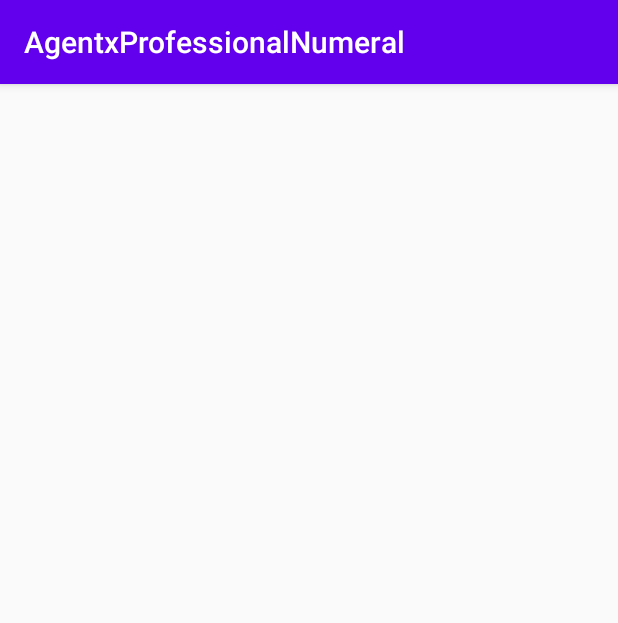
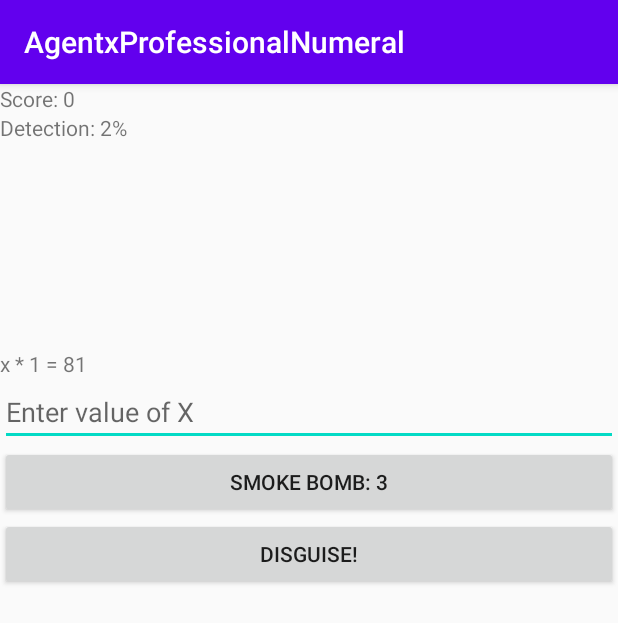
Before and after one commit to ShaneRing11/AgentxProfessionalNumeral, an Android app: the GameActivity screen opened directly, with no data from a screen before it, on a phone screen of 412 x 824 dp. Shown: the top 623 px of the screen. Run offline under Robolectric (Android 15) with nearby library versions, the phone set to English and light mode, and no system bars.

Commit message:
Make game playable Make game save state between rotations

```diff
--- a/app/src/main/java/au/edu/jcu/cp3406/agentxprofessionalnumeral/Game/Question.java
+++ b/app/src/main/java/au/edu/jcu/cp3406/agentxprofessionalnumeral/Game/Question.java
@@ -1,4 +1,8 @@
 package au.edu.jcu.cp3406.agentxprofessionalnumeral.Game;
+
+import android.util.Log;
+
+import java.util.Arrays;
 
 public class Question {
 
@@ -13,6 +17,7 @@ public class Question {
                     boolean hasMultiplication, boolean hasDivision) {
         this.numbers = numbers;
         this.operations = operations;
+        Log.i("Question", Arrays.toString(operations));
         this.result = result;
         this.missingValue = missingValue;
         this.hasMultiplication = hasMultiplication;
--- a/app/src/main/java/au/edu/jcu/cp3406/agentxprofessionalnumeral/GameActivity.java
+++ b/app/src/main/java/au/edu/jcu/cp3406/agentxprofessionalnumeral/GameActivity.java
@@ -1,18 +1,60 @@
 package au.edu.jcu.cp3406.agentxprofessionalnumeral;
 
 import androidx.appcompat.app.AppCompatActivity;
+import androidx.fragment.app.FragmentManager;
 
 import android.os.Bundle;
+import android.util.Log;
 
-import au.edu.jcu.cp3406.agentxprofessionalnumeral.Game.Difficulty;
-
-public class GameActivity extends AppCompatActivity {
+public class GameActivity extends AppCompatActivity implements StateListener {
 
     public static final String EXTRA_DIFFICULTY = "MEDIUM";
+
+    private StatusFragment statusFragment;
+    private GameFragment gameFragment;
+    //TODO move questionBuilder into this activity?
 
     @Override
     protected void onCreate(Bundle savedInstanceState) {
         super.onCreate(savedInstanceState);
         setContentView(R.layout.activity_game);
+        FragmentManager fragmentManager = getSupportFragmentManager();
+        statusFragment = (StatusFragment) fragmentManager.findFragmentById(R.id.statusFragment);
+        gameFragment = (GameFragment) fragmentManager.findFragmentById(R.id.gameFragment);
+        if (savedInstanceState == null) {
+            assert gameFragment != null;
+            gameFragment.showNextQuestion();
+            statusFragment.startTicking();
+        }
+    }
+
+    @Override
+    public void onUpdate(State state) {
+        switch (state) {
+            case CORRECT_GUESS:
+                statusFragment.updateScore(gameFragment.updateScore(statusFragment.getTimeBonus()));
+                gameFragment.showNextQuestion();
+                statusFragment.resetTimeBonus();
+                break;
+            case INCORRECT_GUESS:
+                if (gameFragment.getIncorrectGuesses() == 3) {
+                    gameFragment.showNextQuestion();
+                    statusFragment.resetTimeBonus();
+                }
+                statusFragment.updateDetection(10);
+                break;
+            case BOMB_THROWN:
+                gameFragment.showNextQuestion();
+                statusFragment.updateDetection(5);
+                statusFragment.resetTimeBonus();
+                break;
+            case GAME_OVER:
+                gameFragment.clear();
+                // TODO add buttons to submit score/view scores/new game/etc.
+                break;
+            case NEW_GAME:
+                // Reset game
+                break;
+        }
     }
 }
--- a/app/src/main/java/au/edu/jcu/cp3406/agentxprofessionalnumeral/MainActivity.java
+++ b/app/src/main/java/au/edu/jcu/cp3406/agentxprofessionalnumeral/MainActivity.java
@@ -45,7 +45,7 @@ public class MainActivity extends AppCompatActivity {
                 intent = new Intent(this, GameActivity.class);
                 intent.putExtra("playSound", playSound);
                 intent.putExtra(GameActivity.EXTRA_DIFFICULTY, difficulty);
-                startActivityForResult(intent, 751);
+                startActivity(intent);
                 break;
             case R.id.highScores:
                 break;
@@ -53,7 +53,7 @@ public class MainActivity extends AppCompatActivity {
                 intent = new Intent(this, SettingsActivity.class);
                 intent.putExtra("playSound", playSound);
                 intent.putExtra(SettingsActivity.EXTRA_DIFFICULTY, difficulty);
-                startActivity(intent);
+                startActivityForResult(intent, 751);
                 break;
         }
     }
--- a/app/src/main/java/au/edu/jcu/cp3406/agentxprofessionalnumeral/StatusFragment.java
+++ b/app/src/main/java/au/edu/jcu/cp3406/agentxprofessionalnumeral/StatusFragment.java
@@ -1,9 +1,12 @@
 package au.edu.jcu.cp3406.agentxprofessionalnumeral;
 
+import android.content.Context;
 import android.os.Bundle;
 
 import androidx.fragment.app.Fragment;
 
+import android.os.Handler;
+import android.util.Log;
 import android.view.LayoutInflater;
 import android.view.View;
 import android.view.ViewGroup;
@@ -13,17 +16,28 @@ import java.util.Locale;
 
 
 /**
- * A simple {@link Fragment} subclass.
+ * A fragment displaying game information
  */
 public class StatusFragment extends Fragment {
 
+    private StateListener listener;
     private TextView score;
     private TextView message;
+    private int detection;
+    private int timeBonus;
+    private Handler handler;
+    private Runnable tick;
+    private boolean gameRunning;
 
     public StatusFragment() {
         // Required empty public constructor
     }
 
+    @Override
+    public void onAttach(Context context) {
+        super.onAttach(context);
+        listener = (StateListener) context;
+    }
 
     @Override
     public View onCreateView(LayoutInflater inflater, ViewGroup container,
@@ -32,14 +46,84 @@ public class StatusFragment extends Fragment {
         final View view = inflater.inflate(R.layout.fragment_status, container, false);
         score = view.findViewById(R.id.score);
         message = view.findViewById(R.id.message);
+        handler = new Handler();
+        if (savedInstanceState == null) {
+            detection = 0;
+            timeBonus = 15;
+        } else {
+            detection = savedInstanceState.getInt("detection");
+            timeBonus = savedInstanceState.getInt("timeBonus");
+            gameRunning = savedInstanceState.getBoolean("gameRunning");
+        }
+        score.setText(String.format(Locale.getDefault(), getString(R.string.score), 0));
+        if (detection < 100) {
+            message.setText(getString(R.string.game_over));
+        } else {
+            message.setText(String.format(Locale.getDefault(), getString(R.string.detection), detection));
+        }
         return view;
     }
 
-    void setScore(int newScore) {
+    @Override
+    public void onPause() {
+        handler.removeCallbacks(tick);
+        gameRunning = detection < 100;
+        super.onPause();
+    }
+
+    @Override
+    public void onResume() {
+        super.onResume();
+        if (gameRunning) {
+            startTicking();
+        }
+    }
+
+    @Override
+    public void onSaveInstanceState(Bundle bundle) {
+        bundle.putInt("detection", detection);
+        bundle.putInt("timeBonus", timeBonus);
+        bundle.putBoolean("gameRunning", gameRunning);
+    }
+
+    public void startTicking() {
+
+        tick = new Runnable() {
+            @Override
+            public void run() {
+                updateDetection(1);
+                Log.i("StatusFragment", "ticking");
+                if (timeBonus > 0) {
+                    --timeBonus;
+                }
+                handler.postDelayed(this, 1200);
+            }
+        };
+        handler.post(tick);
+    }
+
+    void updateScore(int newScore) {
         score.setText(String.format(Locale.getDefault(), getString(R.string.score), newScore));
     }
 
-    void setMessage(String message) {
-        this.message.setText(message);
+    void updateDetection(int addedDetection) {
+        detection += addedDetection;
+        if (detection < 100) {
+            if (isAdded()) {
+                message.setText(String.format(Locale.getDefault(), getString(R.string.detection), detection));
+            }
+        } else {
+            gameRunning = false;
+            message.setText(R.string.game_over);
+            handler.removeCallbacks(tick);
+            listener.onUpdate(State.GAME_OVER);
+        }
+    }
+    void resetTimeBonus() {
+        timeBonus = 15;
+    }
+
+    int getTimeBonus() {
+        return timeBonus;
     }
 }
--- a/app/src/main/res/layout/activity_game.xml
+++ b/app/src/main/res/layout/activity_game.xml
@@ -1,9 +1,25 @@
 <?xml version="1.0" encoding="utf-8"?>
-<androidx.constraintlayout.widget.ConstraintLayout xmlns:android="http://schemas.android.com/apk/res/android"
-    xmlns:app="http://schemas.android.com/apk/res-auto"
+<LinearLayout xmlns:android="http://schemas.android.com/apk/res/android"
     xmlns:tools="http://schemas.android.com/tools"
     android:layout_width="match_parent"
     android:layout_height="match_parent"
+    android:orientation="vertical"
     tools:context=".GameActivity">
 
-</androidx.constraintlayout.widget.ConstraintLayout>
+    <fragment
+        android:id="@+id/statusFragment"
+        android:name="au.edu.jcu.cp3406.agentxprofessionalnumeral.StatusFragment"
+        android:layout_width="match_parent"
+        android:layout_height="0dp"
+        android:layout_weight="0.3"
+        tools:layout="@layout/fragment_status" />
+
+    <fragment
+        android:id="@+id/gameFragment"
+        android:name="au.edu.jcu.cp3406.agentxprofessionalnumeral.GameFragment"
+        android:layout_width="match_parent"
+        android:layout_height="0dp"
+        android:layout_weight="1"
+        tools:layout="@layout/fragment_game" />
+
+</LinearLayout>
--- a/app/src/main/res/layout/fragment_game.xml
+++ b/app/src/main/res/layout/fragment_game.xml
@@ -15,7 +15,8 @@
         android:id="@+id/guess"
         android:layout_width="match_parent"
         android:layout_height="wrap_content"
-        android:hint="@string/guess_hint" />
+        android:hint="@string/guess_hint"
+        android:inputType="number" />
 
     <Button
         android:id="@+id/bomb"
--- a/app/src/main/res/values/strings.xml
+++ b/app/src/main/res/values/strings.xml
@@ -12,11 +12,12 @@
     <string name="sound">Sound</string>
     <string name="save">Save</string>
     <string name="score">Score: %d</string>
-    <string name="detection">Detection: %d\%</string>
+    <string name="detection">Detection: %d%%</string>
     <string name="guess_hint">Enter value of X</string>
     <string name="disguise">Disguise!</string>
     <string name="bomb">Smoke bomb: %d</string>
     <string name="no_guess">No guess entered</string>
+    <string name="game_over">They\'ve found you, get out of there!</string>
     <array name="difficulties">
         <item>Easy</item>
         <item>Medium</item>
```
Also changed, not shown: app/src/main/java/au/edu/jcu/cp3406/agentxprofessionalnumeral/Game/Game.java (+3 -14 lines), app/src/main/java/au/edu/jcu/cp3406/agentxprofessionalnumeral/GameFragment.java (+54 -79 lines), app/src/main/java/au/edu/jcu/cp3406/agentxprofessionalnumeral/State.java (+5 -3 lines).
